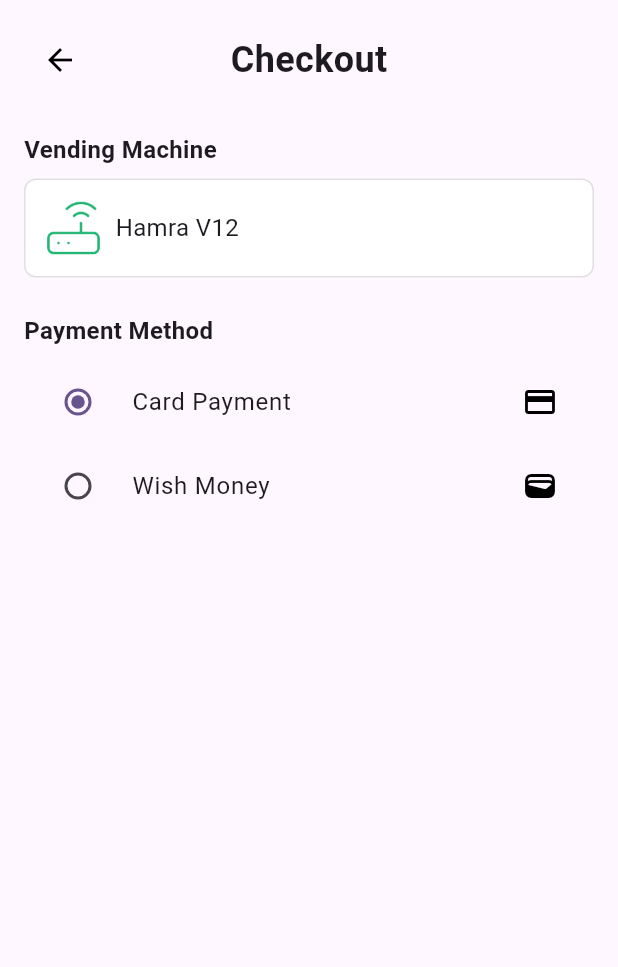
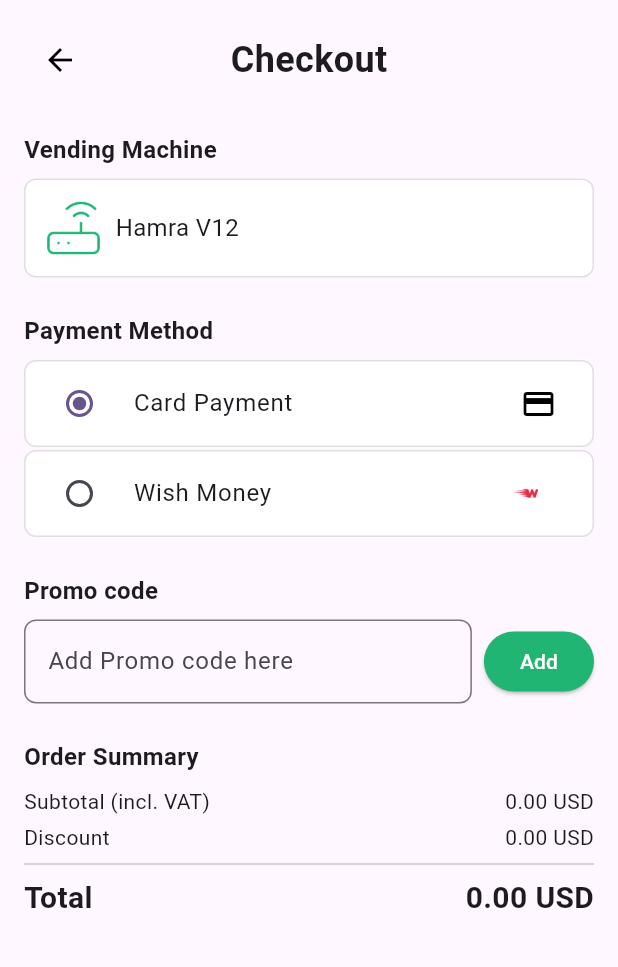
Before and after one commit to jeanpierrenashef/PharmaVend-app, a Flutter app: the CheckoutPage screen opened directly with empty values, on a phone screen of 412 x 824 dp, the part 84-1051 px from its top. Run offline on Flutter 3.47's test engine with Material 3 defaults, Android fonts, the light colour scheme and no system bars; our stand-ins replace flutter_dotenv, flutter_redux, google_maps_flutter, location, redux; missing offline and left inert: flutter_polyline_points; network calls fail.

Commit message:
Updated the checkout page

```diff
--- a/lib/pages/checkout_page.dart
+++ b/lib/pages/checkout_page.dart
@@ -87,20 +87,109 @@ class CheckoutPage extends StatelessWidget {
               const SizedBox(
                 height: 8,
               ),
-              RadioListTile(
+              Container(
+                decoration: BoxDecoration(
+                    color: Colors.white,
+                    border: Border.all(color: Colors.grey.shade300),
+                    borderRadius: BorderRadius.circular(8)),
+                child: RadioListTile(
                   value: "Card Payment",
                   groupValue: "Card Payment",
                   onChanged: (value) {},
                   title: const Text("Card Payment"),
                   secondary: Icon(Icons.credit_card, color: Colors.black),
                 ),
-              RadioListTile(
+              ),
+              const SizedBox(
+                height: 2,
+              ),
+              Container(
+                decoration: BoxDecoration(
+                    color: Colors.white,
+                    border: Border.all(color: Colors.grey.shade300),
+                    borderRadius: BorderRadius.circular(8)),
+                child: RadioListTile(
                   value: "Wish Money",
                   groupValue: "Card Payment",
                   onChanged: (value) {},
                   title: const Text("Wish Money"),
-                secondary: Icon(Icons.wallet, color: Colors.black),
+                  secondary: Image.asset(
+                    "assets/whish.png",
+                    height: 16,
+                    width: 41,
                   ),
+                ),
+              ),
+              const SizedBox(height: 24),
+              const Text(
+                "Promo code",
+                style: TextStyle(fontSize: 16, fontWeight: FontWeight.bold),
+              ),
+              const SizedBox(height: 8),
+              Row(
+                children: [
+                  Expanded(
+                    child: TextField(
+                      decoration: InputDecoration(
+                        hintText: "Add Promo code here",
+                        border: OutlineInputBorder(
+                          borderRadius: BorderRadius.circular(8),
+                        ),
+                      ),
+                    ),
+                  ),
+                  const SizedBox(width: 8),
+                  ElevatedButton(
+                    onPressed: () {},
+                    style: ElevatedButton.styleFrom(
+                      backgroundColor: const Color.fromRGBO(32, 181, 115, 1),
+                    ),
+                    child: const Text(
+                      "Add",
+                      style: TextStyle(color: Colors.white),
+                    ),
+                  ),
+                ],
+              ),
+              const SizedBox(height: 24),
+              const Text(
+                "Order Summary",
+                style: TextStyle(fontSize: 16, fontWeight: FontWeight.bold),
+              ),
+              const SizedBox(height: 8),
+              Row(
+                mainAxisAlignment: MainAxisAlignment.spaceBetween,
+                children: [
+                  const Text("Subtotal (incl. VAT)"),
+                  Text("${total.toStringAsFixed(2)} USD"),
+                ],
+              ),
+              const SizedBox(height: 4),
+              Row(
+                mainAxisAlignment: MainAxisAlignment.spaceBetween,
+                children: const [
+                  Text("Discount"),
+                  Text("0.00 USD"),
+                ],
+              ),
+              const Divider(thickness: 1),
+              Row(
+                mainAxisAlignment: MainAxisAlignment.spaceBetween,
+                children: [
+                  const Text(
+                    "Total",
+                    style: TextStyle(fontSize: 20, fontWeight: FontWeight.bold),
+                  ),
+                  Text(
+                    "${total.toStringAsFixed(2)} USD",
+                    style: const TextStyle(
+                      fontSize: 20,
+                      fontWeight: FontWeight.bold,
+                    ),
+                  ),
+                ],
+              ),
+              const SizedBox(height: 16),
             ],
           )),
     );
--- a/pubspec.yaml
+++ b/pubspec.yaml
@@ -76,6 +76,7 @@ flutter:
     - assets/history.png
     - assets/cart.png
     - assets/machine.png
+    - assets/whish.png
 
   #- images/a_dot_ham.jpeg
 
```
Also changed, not shown: assets/whish.png (renamed from assets/image.png). Lines whose indentation alone changed are shown as unchanged.
